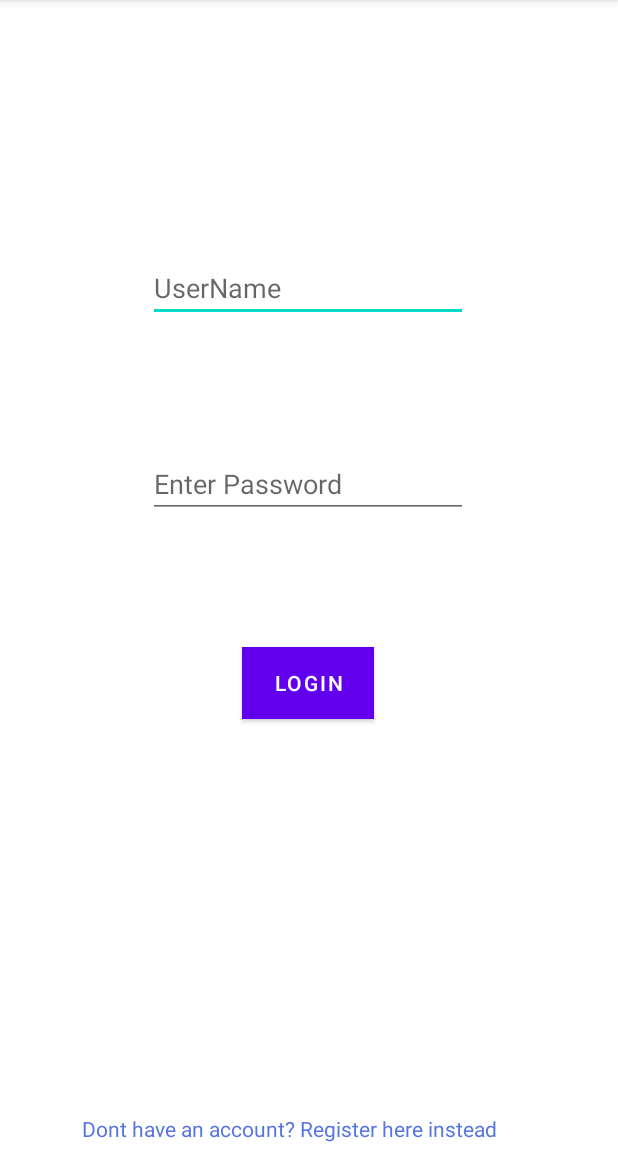
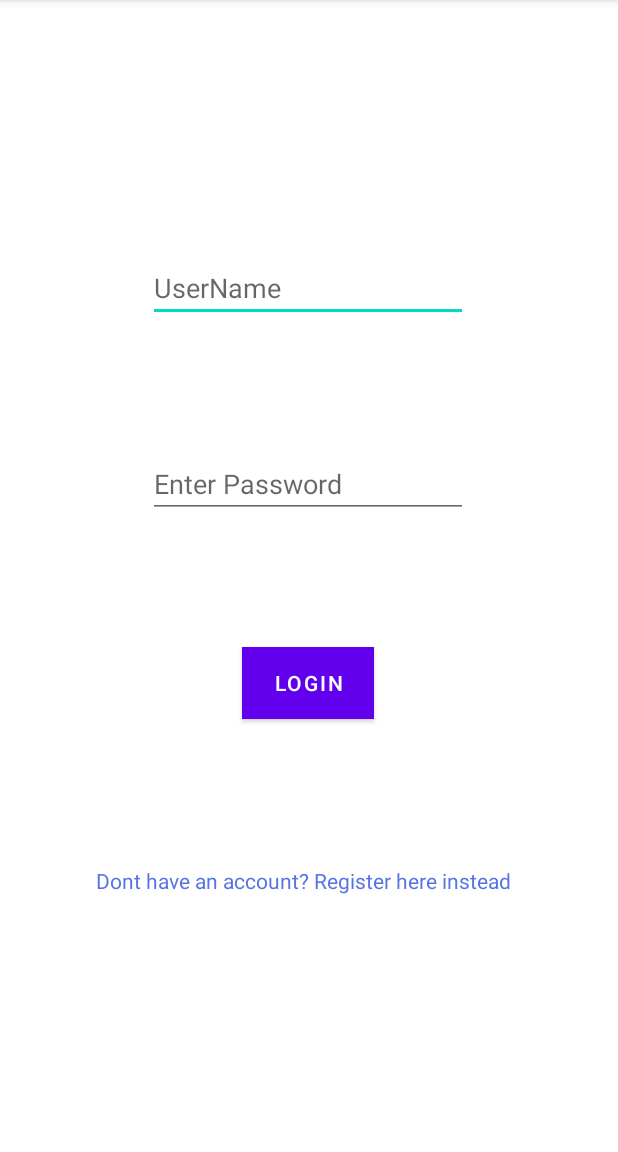
Before and after one commit to JAPHETHNYARANGA/nyaranga-social-app, an Android app: the screen it shows after launch (MainActivity), on a phone screen of 412 x 824 dp, the part 84-1236 px from its top. Run offline under Robolectric (Android 15) with nearby library versions, the phone set to English and light mode, and no system bars.

Commit message:
Added top constraint to the last TextVIEW

```diff
--- a/app/src/main/res/layout/activity_main.xml
+++ b/app/src/main/res/layout/activity_main.xml
@@ -52,13 +52,15 @@
         android:id="@+id/tvRegister"
         android:layout_width="303dp"
         android:layout_height="25dp"
+        android:layout_marginBottom="156dp"
         android:text="Dont have an account? Register here instead"
+        android:textColor="#5774E3"
         app:layout_constraintBottom_toBottomOf="parent"
         app:layout_constraintEnd_toEndOf="parent"
+        app:layout_constraintHorizontal_bias="0.592"
         app:layout_constraintStart_toStartOf="parent"
-        app:layout_constraintVertical_bias="0.183"
-        android:textColor="#5774E3"/>
-
+        app:layout_constraintTop_toBottomOf="@+id/button1"
+        app:layout_constraintVertical_bias="0.91" />
 
 
 </androidx.constraintlayout.widget.ConstraintLayout>
```
